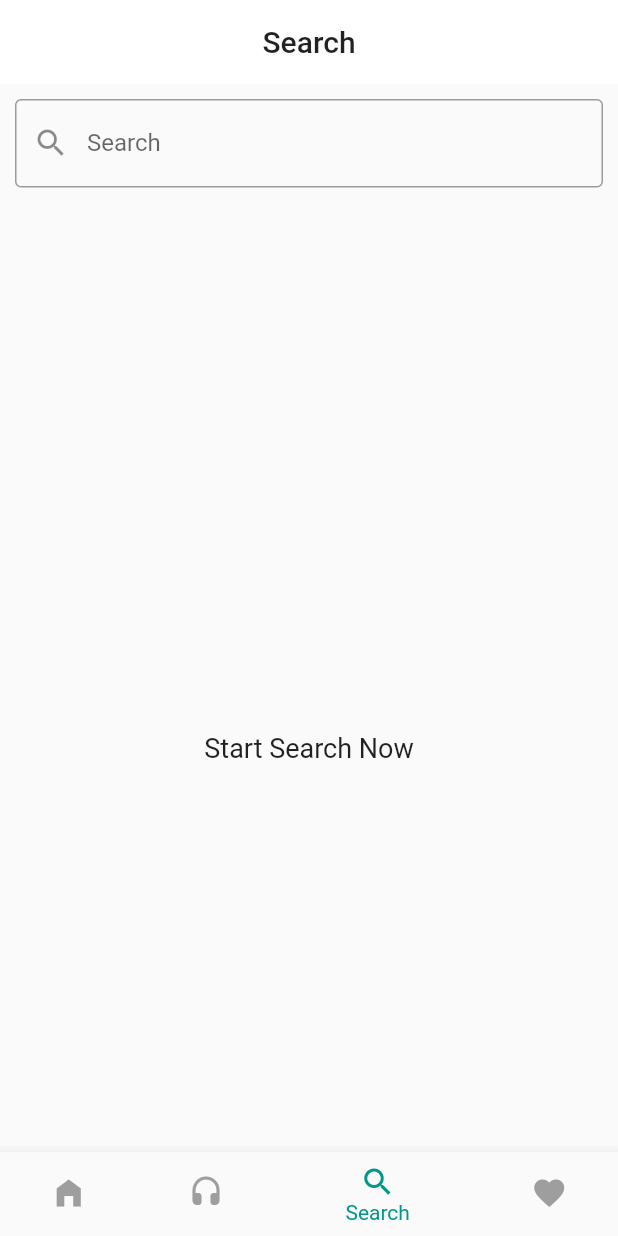
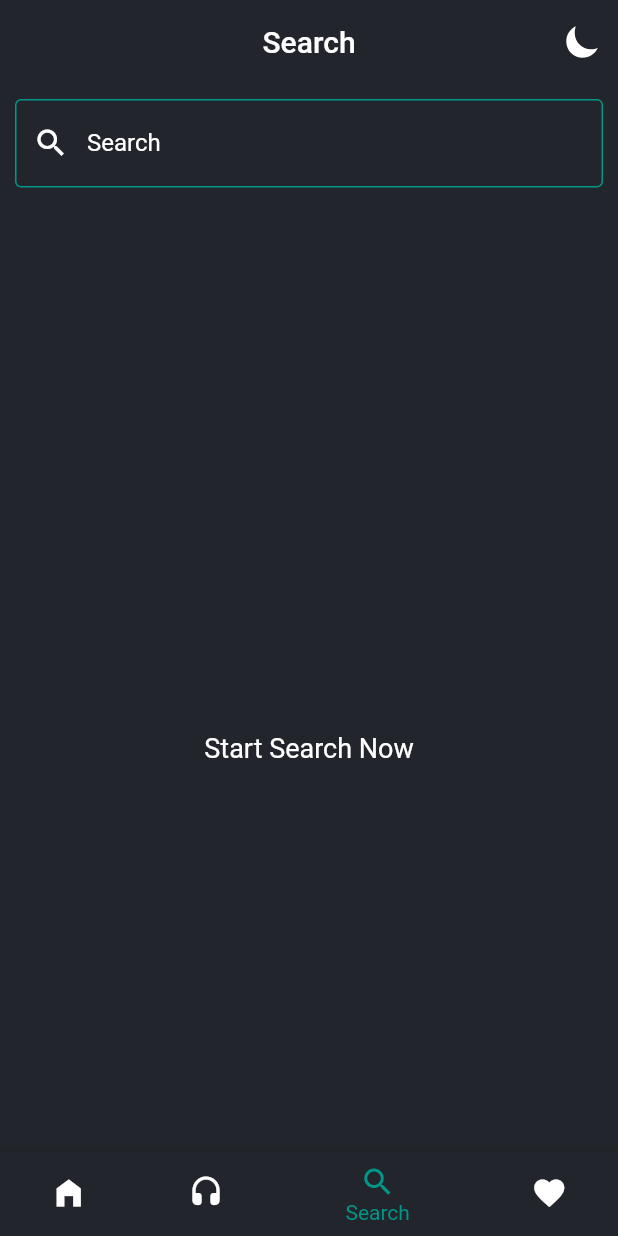
Before and after one commit to AhmedHamed-20/quran_radio, a Flutter app: the screen it shows after launch, item 3 of the bottom bar chosen, on a phone screen of 412 x 824 dp. Run offline on Flutter 3.47's test engine with Material 2 defaults, Android fonts, the phone set to English and light mode, and no system bars; our stand-ins replace assets_audio_player, bloc, dio, flutter_bloc, internet_connection_checker, ionicons and 2 more; missing offline and left inert: move_to_background, splash_screen_view; accounts and stored records are empty; network calls fail; statements that could not run were skipped.

```diff
--- a/lib/main.dart
+++ b/lib/main.dart
@@ -2,23 +2,29 @@ import 'package:flutter/cupertino.dart';
 import 'package:flutter/material.dart';
 
 import 'package:flutter_bloc/flutter_bloc.dart';
+import 'package:quran_radio/models/darkmodecach.dart';
 import 'package:quran_radio/models/states/states.dart';
 import 'package:quran_radio/screens/layout_screen.dart';
 import 'package:splash_screen_view/SplashScreenView.dart';
 
 import 'models/cubit/cubit.dart';
 
-void main() {
-  runApp(MyApp());
+void main() async{
+  WidgetsFlutterBinding.ensureInitialized();
+  await SaveToCach.init();
+  bool?  valueFromShared = SaveToCach.getData('isDark')?;
+  runApp(MyApp(valueFromShared));
 }
 
 class MyApp extends StatelessWidget {
+   bool? valueFromCach;
+  MyApp(this.valueFromCach);
   // This widget is the root of your application.
   @override
   Widget build(BuildContext context) {
     return MultiBlocProvider(
       providers: [
-        BlocProvider(create: (BuildContext context) => Appcubit()..getdata()),
+        BlocProvider(create: (BuildContext context) => Appcubit()..getdata(valueFromCach: valueFromCach)),
       ],
       child: BlocConsumer<Appcubit, AppState>(
         listener: (context, state) {},
--- /dev/null
+++ b/lib/models/darkmodecach.dart
@@ -0,0 +1,16 @@
+import 'package:shared_preferences/shared_preferences.dart';
+
+class SaveToCach {
+  static  SharedPreferences? sharedPreferences;
+  static init() async {
+    sharedPreferences = await SharedPreferences.getInstance();
+  }
+
+  static Future<bool> putDate({String? key, bool? isDark}) async {
+    return await sharedPreferences!.setBool(key!, isDark!);
+  }
+
+  static bool getData( String? key) {
+    return sharedPreferences!.getBool(key!)!;
+  }
+}
--- a/lib/models/states/states.dart
+++ b/lib/models/states/states.dart
@@ -30,6 +30,10 @@ class SearchScreen extends AppState {}
 
 class NotFonundSearch extends AppState {}
 
+class ChangeTheme extends AppState {}
+
+
+
 class AppDeleteFromDataBase extends AppState {}
 
 class PlayErrorState extends AppState {}
--- a/lib/screens/current_playing_screen.dart
+++ b/lib/screens/current_playing_screen.dart
@@ -33,7 +33,7 @@ class CurrentPlaying extends StatelessWidget {
                 ),
               )
             : Scaffold(
-                backgroundColor: Colors.white,
+                backgroundColor:  cubit.isDark?Color(0xff22252b):Colors.white,
                 body: Center(
                   child: cubit.currentplayingname == 'nothing'
                       ? Center(
--- a/lib/screens/favourite_screen.dart
+++ b/lib/screens/favourite_screen.dart
@@ -40,7 +40,7 @@ class FavouriteScreen extends StatelessWidget {
           );
         } else {
           return Scaffold(
-            backgroundColor: Colors.white,
+            backgroundColor:  cubit.isDark?Color(0xff22252b):Colors.white,
             body: cubit.favorite.length == 0
                 ? Center(
                     child: Column(
@@ -83,13 +83,13 @@ class FavouriteScreen extends StatelessWidget {
                             },
                             child: CircleAvatar(
                               radius: 30,
-                              backgroundColor: Colors.teal[200],
+                              backgroundColor:cubit.isDark?Colors.teal.withOpacity(0.4): Colors.teal[100],
                               child: Icon(
                                 (cubit.favorite[index]['name'] ==
                                         cubit.currentplayingname)
                                     ? Icons.pause
                                     : Icons.play_arrow,
-                                color: Colors.teal,
+                                color:  Colors.teal[300],
                                 size: 30,
                               ),
                             ),
--- a/lib/screens/layout_screen.dart
+++ b/lib/screens/layout_screen.dart
@@ -1,6 +1,6 @@
 import 'package:flutter/cupertino.dart';
 import 'package:flutter/material.dart';
-
+import 'package:ionicons/ionicons.dart';
 import 'package:flutter_bloc/flutter_bloc.dart';
 import 'package:quran_radio/models/cubit/cubit.dart';
 
@@ -25,16 +25,18 @@ class LayoutScreen extends StatelessWidget {
             }
           },
           child: Scaffold(
-            backgroundColor: Colors.white,
+            backgroundColor: cubit.isDark?Color(0xff22252b):Colors.white,
             bottomNavigationBar: BottomNavigationBar(
+              backgroundColor: cubit.isDark?Color(0xff22252b):Colors.white,
               selectedItemColor: Colors.teal,
-              unselectedItemColor: Colors.grey,
+              unselectedItemColor:cubit.isDark? Colors.white:Colors.grey,
               onTap: (index) {
                 cubit.changBottomnav(index);
               },
               currentIndex: cubit.currentindex,
               items: [
                 BottomNavigationBarItem(
+                  backgroundColor:  cubit.isDark?Color(0xff22252b):Colors.white,
                   icon: Icon(Icons.home_filled),
                   label: 'Home',
                 ),
@@ -55,7 +57,10 @@ class LayoutScreen extends StatelessWidget {
             appBar: AppBar(
               centerTitle: true,
               backgroundColor: Colors.transparent,
-              title: Text('${cubit.title[cubit.currentindex]}'),
+              title: Text('${cubit.title[cubit.currentindex]}',style: TextStyle(color: cubit.isDark?Colors.white:Colors.black,),),
+              actions: [IconButton(icon: Icon(cubit.isDark? Ionicons.moon_sharp:Ionicons.moon_outline,color:cubit.isDark? Colors.white:Colors.black,), onPressed: (){
+                cubit.toggleDarkTheme();
+              },),],
               elevation: 0,
             ),
             body: cubit.screen[cubit.currentindex],
--- a/lib/screens/playing_screen.dart
+++ b/lib/screens/playing_screen.dart
@@ -18,6 +18,7 @@ class PlayingScreen extends StatelessWidget {
       listener: (context, state) {},
       builder: (context, state) {
         return Scaffold(
+          backgroundColor:  cubit.isDark?Color(0xff22252b):Colors.white,
           appBar: AppBar(
             backgroundColor: Colors.transparent,
             elevation: 0,
--- a/lib/screens/search_screen.dart
+++ b/lib/screens/search_screen.dart
@@ -37,14 +37,19 @@ class SearchSreen extends StatelessWidget {
                   ),
                 )
               : Scaffold(
+                backgroundColor: cubit.isDark?Color(0xff22252b):Colors.white,
                   body: Padding(
                     padding: const EdgeInsets.all(10.0),
                     child: Column(
                       children: [
                         Expanded(
                           flex: 1,
+                          child: Theme(
+                            data: ThemeData(primaryColor: cubit.isDark?Colors.white:Colors.black),
                             child: TextField(
+                              style: TextStyle(color: cubit.isDark?Colors.white:Colors.black,),
                               textDirection: TextDirection.rtl,
+                              cursorColor: cubit.isDark?Colors.white:Colors.black,
                               controller: controller,
                               keyboardType: TextInputType.text,
                               onChanged: (value) {
@@ -59,9 +64,13 @@ class SearchSreen extends StatelessWidget {
                                 );
                               },
                               decoration: InputDecoration(
+                                enabledBorder: OutlineInputBorder(borderSide: BorderSide(color: cubit.isDark?Colors.teal:Colors.black,),),
                                 labelText: 'Search',
-                              prefixIcon: Icon(Icons.search),
-                              border: OutlineInputBorder(),
+                                labelStyle: TextStyle(color: cubit.isDark?Colors.white:Colors.black),
+                                prefixIcon: Icon(Icons.search,color:  cubit.isDark?Colors.white:Colors.black,),
+                                border: OutlineInputBorder(borderSide: BorderSide(color: cubit.isDark?Colors.white:Colors.black,)),
+                          disabledBorder:  OutlineInputBorder(borderSide: BorderSide(color: cubit.isDark?Colors.white:Colors.black,),),
+                              ),
                             ),
                           ),
                         ),
@@ -73,11 +82,12 @@ class SearchSreen extends StatelessWidget {
                                     'Start Search Now',
                                     style: TextStyle(
                                       fontSize: 18,
+                                      color: cubit.isDark?Colors.white:Colors.black,
                                     ),
                                   ),
                                 )
                               : cubit.Notfound
-                                  ? Text('Not Found')
+                                  ? Text('Not Found',style: TextStyle(color: cubit.isDark?Colors.white:Colors.black,),)
                                   : ListView.builder(
                                       itemBuilder: (context, index) {
                                         return InkWell(
--- a/lib/widgets/popular_station.dart
+++ b/lib/widgets/popular_station.dart
@@ -1,11 +1,13 @@
 import 'package:flutter/material.dart';
 import 'package:flutter/services.dart';
+import 'package:quran_radio/models/cubit/cubit.dart';
 
 Widget popularStation({BuildContext? context, String? name, String? url}) {
+   var cubit = Appcubit.get(context);
   return Column(
     children: [
       CircleAvatar(
-        backgroundColor: Colors.teal.withOpacity(0.1),
+        backgroundColor:cubit.isDark? Colors.teal.withOpacity(0.2):Colors.teal.withOpacity(0.1),
         child: ClipOval(
           child: Image.asset(
             'assets/images/person.png',
@@ -20,7 +22,7 @@ Widget popularStation({BuildContext? context, String? name, String? url}) {
       ),
       Text(
         name!,
-        style: TextStyle(color: Colors.black),
+        style: TextStyle(color:  cubit.isDark?Colors.white:Colors.black),
       ),
     ],
   );
--- a/lib/widgets/stations.dart
+++ b/lib/widgets/stations.dart
@@ -14,11 +14,11 @@ Widget stations(
   return Card(
     margin: EdgeInsets.all(8),
     shape: RoundedRectangleBorder(borderRadius: BorderRadius.circular(15)),
-    color: Colors.teal[50],
+    color:cubit.isDark?Colors.teal.withOpacity(0.2): Colors.teal[50],
     elevation: 0,
     child: ListTile(
       contentPadding: EdgeInsets.all(8),
-      title: Text(name!),
+      title: Text(name!,style: TextStyle(color:  cubit.isDark?Colors.white:Colors.black),),
       leading: Container(
         width: 50,
         height: 50,
--- a/pubspec.yaml
+++ b/pubspec.yaml
@@ -36,6 +36,8 @@ dependencies:
   internet_connection_checker: ^0.0.1+2
   move_to_background: ^1.0.2
   splash_screen_view: ^3.0.0
+  shared_preferences: ^2.0.6
+  ionicons: ^0.1.2
 
 dev_dependencies:
   flutter_test:
```
Also changed, not shown: lib/models/cubit/cubit.dart (+17 -1 lines), lib/screens/home_screen.dart (+6 -4 lines), pubspec.lock, 2 other files. Lines whose indentation alone changed are shown as unchanged.
